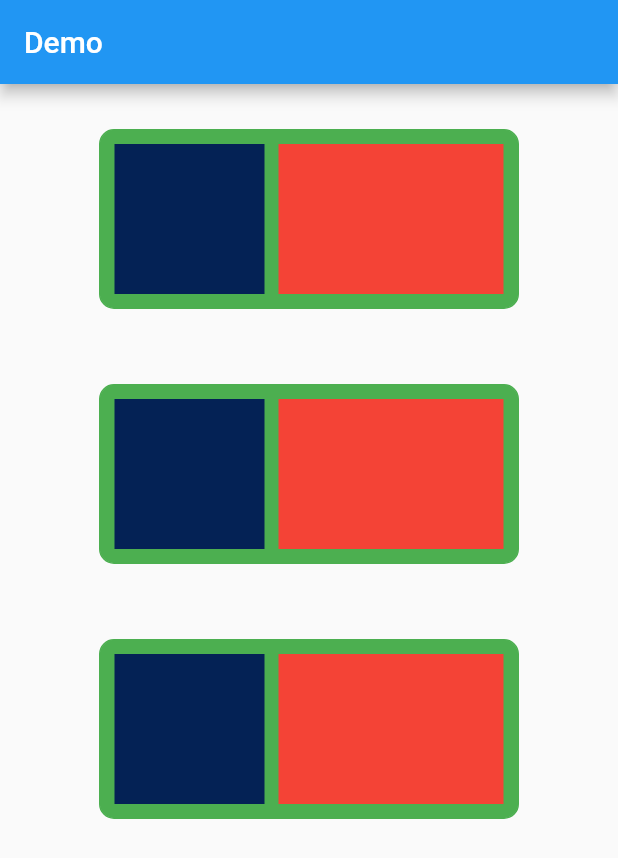
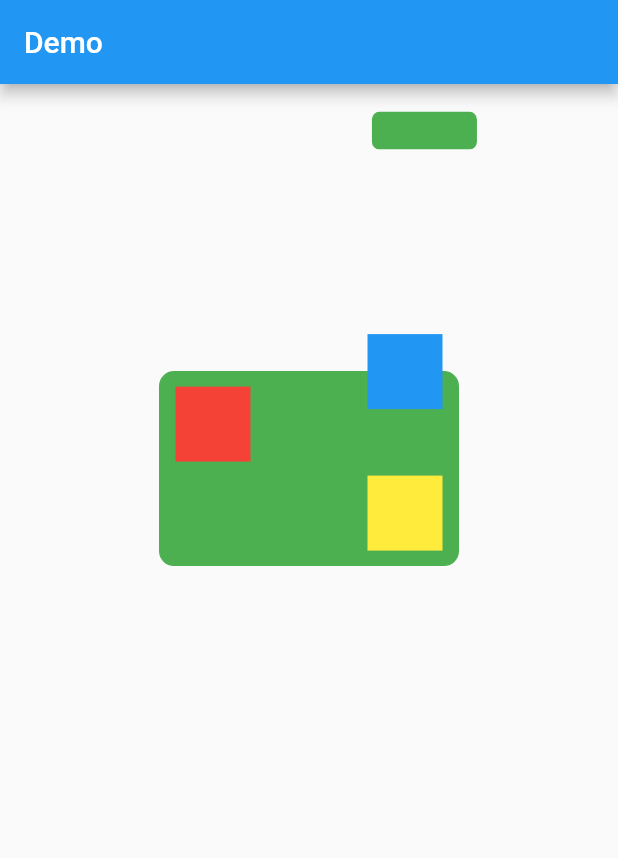
Before and after one commit to Chanh575/Flutter_Turtorial, a Flutter app: the screen it shows after launch, on a phone screen of 412 x 824 dp. Shown: the top 858 px of the screen. Run offline on Flutter 3.47's test engine with Material 2 defaults, Android fonts, the phone set to English and light mode, and no system bars.

Commit message:
Hoan thanh bai tap thiet ke giao dien theo yeu cau!

```diff
--- a/lib/AppTest.dart
+++ b/lib/AppTest.dart
@@ -1,5 +1,3 @@
-import 'package:flutter/material.dart';
-
 import 'package:flutter/material.dart';
 
 // hinh 1
@@ -609,4 +607,147 @@ class AppTest7 extends StatelessWidget {
 }
 
 // hinh 8
-// hinh 9
+class AppTest8 extends StatelessWidget {
+  @override
+  Widget build(BuildContext context) {
+    double screenHeight = MediaQuery.of(context).size.height;
+    double desiredHeight = screenHeight * 0.6;
+    return MaterialApp(
+        home: Scaffold(
+            appBar: AppBar(
+              title: Text('Demo'),
+            ),
+            body: Stack(
+              children: [
+                Align(
+                    alignment: Alignment(0.45, -0.95),
+                    child: Container(
+                        height: 25,
+                        width: 70,
+                        decoration: BoxDecoration(
+                          color: Colors.green,
+                          borderRadius: BorderRadius.circular(5),
+                          border: Border.all(width: 1, color: Colors.green),
+                        ))),
+                Align(
+                  alignment: Alignment(0, -0.4),
+                  child: Container(
+                    height: 130,
+                    width: 200,
+                    decoration: BoxDecoration(
+                      color: Colors.green,
+                      borderRadius: BorderRadius.circular(10),
+                      border: Border.all(width: 1, color: Colors.green),
+                    ),
+                    child: Column(
+                        mainAxisAlignment: MainAxisAlignment.spaceEvenly,
+                        children: [
+                          Row(
+                            mainAxisAlignment: MainAxisAlignment.spaceBetween,
+                            children: [
+                              Container(
+                                margin: const EdgeInsets.only(left: 10),
+                                height: 50,
+                                width: 50,
+                                color: Colors.red,
+                              ),
+                              Transform.translate(
+                                offset: const Offset(0, 50 * (-0.7)),
+                                child: Container(
+                                  margin: const EdgeInsets.only(right: 10),
+                                  height: 50,
+                                  width: 50,
+                                  color: Colors.blue,
+                                ),
+                              )
+                            ],
+                          ),
+                          Row(
+                            mainAxisAlignment: MainAxisAlignment.end,
+                            children: [
+                              Container(
+                                margin: const EdgeInsets.only(right: 10),
+                                height: 50,
+                                width: 50,
+                                color: Colors.yellow,
+                              )
+                            ],
+                          )
+                        ]),
+                  ),
+                )
+              ],
+            )));
+  }
+}
+
+// hinh 9 (Con hinh tam giac)
+class AppTest9 extends StatelessWidget {
+  @override
+  Widget build(BuildContext context) {
+    return MaterialApp(
+      home: Scaffold(
+        appBar: AppBar(
+          title: Text('Demo'),
+        ),
+        body: Center(
+          child: Container(
+              height: 150,
+              width: 200,
+              decoration: BoxDecoration(
+                borderRadius: BorderRadius.circular(10),
+                color: Colors.green,
+              ),
+              child: Padding(
+                padding: EdgeInsets.only(bottom: 40),
+                child: Row(
+                  mainAxisAlignment: MainAxisAlignment.spaceEvenly,
+                  children: [
+                    Column(
+                      mainAxisAlignment: MainAxisAlignment.end,
+                      children: [
+                        Container(
+                          height: 50,
+                          width: 50,
+                          color: const Color.fromARGB(255, 11, 35, 77),
+                        ),
+                      ],
+                    ),
+                    Column(
+                      mainAxisAlignment: MainAxisAlignment.end,
+                      children: [
+                        Container(
+                          child: ClipPath(
+                              clipper: TriangleClipper(),
+                              child: Container(
+                                width: 81,
+                                height: 81,
+                                color: Colors.white,
+                              )),
+                        ),
+                      ],
+                    )
+                  ],
+                ),
+              )),
+        ),
+      ),
+    );
+  }
+}
+
+class TriangleClipper extends CustomClipper<Path> {
+  @override
+  Path getClip(Size size) {
+    final path = Path();
+    path.moveTo(0, size.height); // Điểm góc dưới bên trái
+    path.lineTo(size.width, size.height); // Điểm góc dưới bên phải
+    path.lineTo(size.width, 0); // Điểm góc trên bên phải
+    path.close(); // Kết thúc hình tam giác
+
+    return path;
+  }
+
+  @override
+  bool shouldReclip(covariant CustomClipper<Path> oldClipper) => false;
+}
--- a/lib/main.dart
+++ b/lib/main.dart
@@ -10,5 +10,5 @@ import 'package:flutter_hello/TabBar.dart';
 
 void main() {
   // runApp(MyApp(name: 'Nguyễn Văn Chánh', age: 23));
-  runApp(AppTest7());
+  runApp(AppTest8());
 }
```
